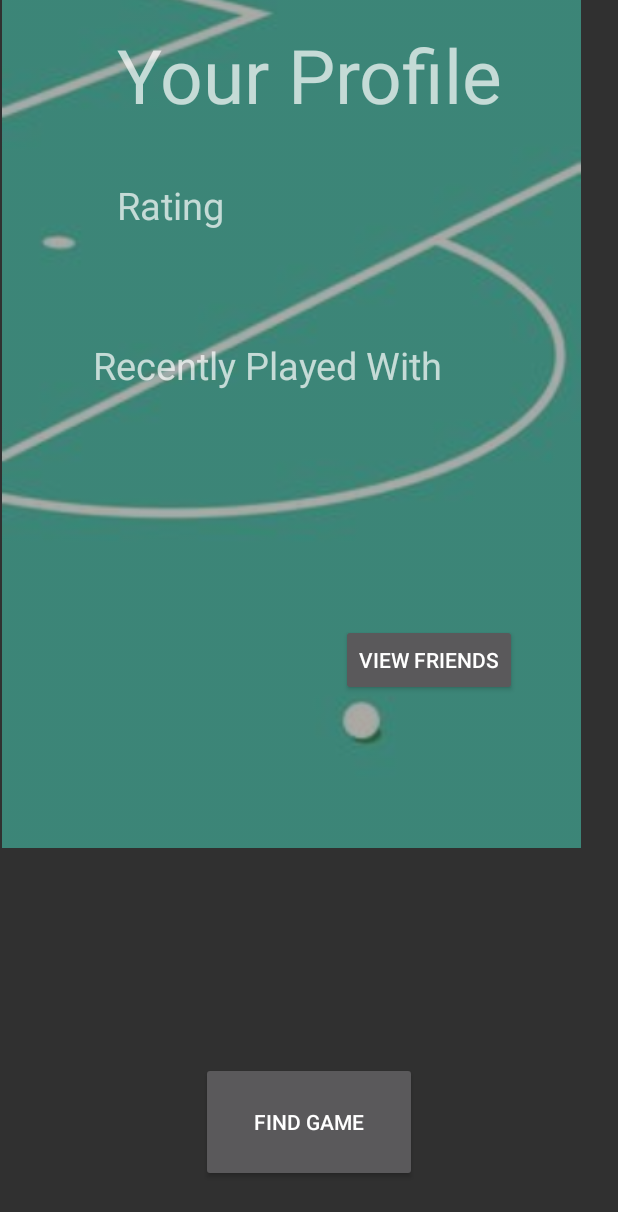
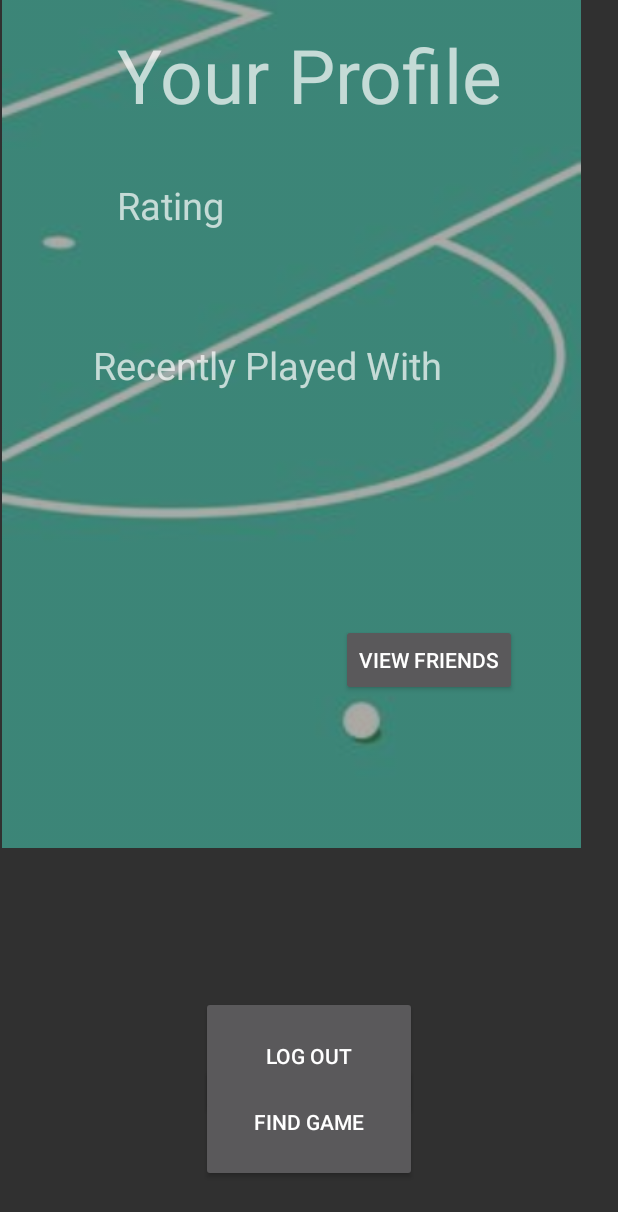
Before and after one commit to RyanBennett98/CalHacks2017, an Android app: the ProfileActivity screen opened directly, with no data from a screen before it, on a phone screen of 412 x 824 dp. Shown: the top 1212 px of the screen. Run offline under Robolectric (Android 15) with nearby library versions, the phone set to English and light mode, and no system bars; 3 statements that could not run were skipped.

Commit message:
Removed duplicate MainActivity file. Added log out button to Profile

```diff
--- a/proj/AndroidPickup/app/src/main/res/layout/activity_profile.xml
+++ b/proj/AndroidPickup/app/src/main/res/layout/activity_profile.xml
@@ -88,5 +88,19 @@
         android:layout_marginBottom="36dp"
         app:layout_constraintLeft_toLeftOf="parent" />
 
+    <Button
+        android:id="@+id/buttonLogOut"
+        android:layout_width="144dp"
+        android:layout_height="80dp"
+        android:onClick="logOutButtonActivity"
+        android:text="Log Out"
+        tools:layout_constraintRight_creator="1"
+        tools:layout_constraintBottom_creator="1"
+        app:layout_constraintBottom_toBottomOf="parent"
+        app:layout_constraintRight_toRightOf="parent"
+        tools:layout_constraintLeft_creator="1"
+        android:layout_marginBottom="80dp"
+        app:layout_constraintLeft_toLeftOf="parent" />
+
 
 </android.support.constraint.ConstraintLayout>
```
Also changed, not shown: proj/AndroidPickup/app/src/main/java/calhacks/pickup/MainActivity.java (deleted, +0 -14 lines), proj/AndroidPickup/app/src/main/java/com/example/benjaminta/androidpickup/ProfileActivity.java (+7 -0 lines).
